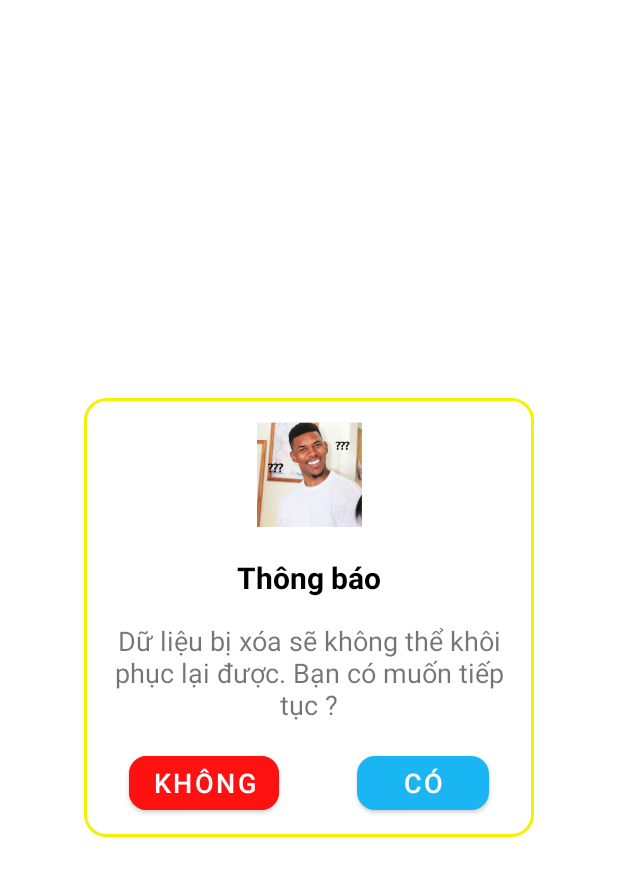
After one commit to launa23/UI-Fina-mana, an Android app: the layout alert_confirm_delete_dialog.xml on its own in the app's theme, with its tools: preview values and no code run, on a phone screen of 412 x 824 dp. The commit adds this screen. Shown: the top 876 px of the screen. Run offline under Robolectric (Android 15) with nearby library versions, the phone set to English and light mode, and no system bars; network calls fail.

Commit message:
createConfirmDeleteDialog

```diff
--- a/app/src/main/java/com/project/financemanager/InsertAndUpdateTransaction.java
+++ b/app/src/main/java/com/project/financemanager/InsertAndUpdateTransaction.java
@@ -2,7 +2,9 @@ package com.project.financemanager;
 
 import androidx.activity.result.ActivityResultLauncher;
 import androidx.activity.result.contract.ActivityResultContracts;
+import androidx.appcompat.app.AlertDialog;
 import androidx.appcompat.app.AppCompatActivity;
+import androidx.constraintlayout.widget.ConstraintLayout;
 import androidx.core.content.ContextCompat;
 
 import android.app.Activity;
@@ -10,12 +12,15 @@ import android.app.DatePickerDialog;
 import android.app.TimePickerDialog;
 import android.content.Intent;
 import android.graphics.Color;
+import android.graphics.drawable.ColorDrawable;
 import android.os.Bundle;
 import android.util.Log;
+import android.view.LayoutInflater;
 import android.view.View;
 import android.widget.AdapterView;
 import android.widget.ArrayAdapter;
 import android.widget.AutoCompleteTextView;
+import android.widget.Button;
 import android.widget.DatePicker;
 import android.widget.EditText;
 import android.widget.ImageView;
@@ -42,7 +47,6 @@ import retrofit2.Callback;
 import retrofit2.Response;
 
 public class InsertAndUpdateTransaction extends AppCompatActivity {
-    //    private String iconName;
     String[] items = {"Chi tiêu", "Thu nhập"};
     AutoCompleteTextView autoCompleteTextView;
     ArrayAdapter<String> arrayAdapter;
@@ -57,27 +61,23 @@ public class InsertAndUpdateTransaction extends AppCompatActivity {
     private TextView txtIdWalletInUpdate;
     private RelativeLayout relative5;
     private RelativeLayout relative2;
+    private ConstraintLayout layoutConfirmDeleteDialog;
     private TextView txtDateInUpdate;
     private TextView txtHourInUpdate;
-
-    //tus
     private RelativeLayout btnSave;
     private RelativeLayout btnRemove;
-
     private String flag;
     private Transaction transCreate, transUpdate, myObject;
 
-    //sut
     @Override
     protected void onCreate(Bundle savedInstanceState) {
         super.onCreate(savedInstanceState);
         setContentView(R.layout.activity_insert_and_update_transaction);
         final int green = ContextCompat.getColor(getApplicationContext(), R.color.green);
         btnBackInUpdate = findViewById(R.id.btnBackInUpdateTrans);
-        //tus
         btnSave = findViewById(R.id.buttonSave);
         btnRemove = findViewById(R.id.buttonRemove);
-        //sut
+        layoutConfirmDeleteDialog = findViewById(R.id.layoutConfirmDeleteDialog);
         inputAmonut = findViewById(R.id.inputAmount);
         txtCategoryName = findViewById(R.id.txtCategoryNameInUpdate);
         imgCategory = findViewById(R.id.imgCategoryInUpdate);
@@ -106,12 +106,10 @@ public class InsertAndUpdateTransaction extends AppCompatActivity {
         txtHourInUpdate.setText(strTime);
         txtDateInUpdate.setText(strDate);
 
-        //tus
         //lay ve gia tri ben activity cha la HomeFragment
         Intent iHomeFrg = getIntent();
         flag = iHomeFrg.getStringExtra("flag");
         Toast.makeText(getApplicationContext(), flag, Toast.LENGTH_SHORT).show();
-        //sut
         txtDateInUpdate.setOnClickListener(new View.OnClickListener() {
             @Override
             public void onClick(View v) {
@@ -125,6 +123,7 @@ public class InsertAndUpdateTransaction extends AppCompatActivity {
                 onDialogTime();
             }
         });
+
         // Click chọn loại transaction trên toolbar
         autoCompleteTextView.setOnItemClickListener(new AdapterView.OnItemClickListener() {
             @Override
@@ -155,20 +154,18 @@ public class InsertAndUpdateTransaction extends AppCompatActivity {
                 //tus
                 if (flag.equals("1")) {
                     finish();
-                } else {//tao moi
+                } else {
                     Intent t = new Intent();
                     t.putExtra("transCreate", transCreate);
                     setResult(Activity.RESULT_OK, t);
                     finish();
                 }
-                //sut
             }
         });
 
         btnSave.setOnClickListener(new View.OnClickListener() {
             @Override
             public void onClick(View v) {
-                //tus
                 try {
                     // xử lí amount
                     String amount = (inputAmonut.getText().toString()).replaceAll("[,.]", "");
@@ -190,7 +187,6 @@ public class InsertAndUpdateTransaction extends AppCompatActivity {
                     String walletID = txtIdWalletInUpdate.getText().toString();
 
                     String typeTrans = ((autoCompleteTextView.getText().toString()).equals("Thu nhập")) ? "income" : "outcome";
-//                    int idTrans = myObject.getId();
                     boolean validateCate = validateEmpty(categoryID, "Không được để trống danh mục!");
                     boolean validateWallet = validateEmpty(walletID, "Không được để trống ví!");
 
@@ -248,59 +244,29 @@ public class InsertAndUpdateTransaction extends AppCompatActivity {
                 } catch (Exception ex) {
                     ex.printStackTrace();
                 }
-
-                //sut
             }
-
         });
 
         btnRemove.setOnClickListener(new View.OnClickListener() {
             @Override
             public void onClick(View v) {
-                //tus
                 if (flag.equals("1")) {
                     try {
-                        String typeTrans = myObject.getType().toLowerCase();
-                        int idTrans = myObject.getId();
-                        Call<Void> call = ApiService.getInstance(getApplicationContext()).getiApiService().deleteTransaction(typeTrans, idTrans);
-                        call.enqueue(new Callback<Void>() {
-                            @Override
-                            public void onResponse(Call<Void> call, Response<Void> response) {
-                                if (response.code() != 200) {
-                                    Toast.makeText(getApplicationContext(), "Error: Xóa khoản giao dịch không thành công!", Toast.LENGTH_LONG).show();
-                                } else {
-                                    Toast.makeText(getApplicationContext(), "Xóa khoản giao dịch thành công!", Toast.LENGTH_SHORT).show();
-                                    Intent t = new Intent();
-                                    t.putExtra("transDelete", myObject);
-                                    t.putExtra("flagUD", 2);
-                                    setResult(RESULT_OK, t);
-                                    finish();
-                                }
-                            }
-
-                            @Override
-                            public void onFailure(Call<Void> call, Throwable t) {
-                                Toast.makeText(getApplicationContext(), "An error has occured", Toast.LENGTH_LONG).show();
-                                Log.e("error", t.getMessage());
-                            }
-                        });
+                        showAlertConfirmDelDialog();
                     } catch (Exception ex) {
                         ex.printStackTrace();
                     }
-                } else {//tao moi
+                } else {
                     try {
                         clearInputTrans();
                     } catch (Exception ex) {
                         ex.printStackTrace();
                     }
                 }
-                //sut
             }
 
         });
 
-
-        //tus
         if (flag.equals("1")) {
             fillDataToTransaction(yearCurrent, monthCurrent, dateCurrent);
         } else {
@@ -308,7 +274,7 @@ public class InsertAndUpdateTransaction extends AppCompatActivity {
             inputAmonut.setTextColor(Color.RED);
             inputAmonut.setHintTextColor(Color.RED);
         }
-        //sut
+
         ActivityResultLauncher<Intent> launcher = registerForActivityResult(
                 new ActivityResultContracts.StartActivityForResult(),
                 result -> {
@@ -507,4 +473,53 @@ public class InsertAndUpdateTransaction extends AppCompatActivity {
         }
         return isEmptyError;
     }
+
+    private void showAlertConfirmDelDialog() {
+        View view = LayoutInflater.from(InsertAndUpdateTransaction.this).inflate(R.layout.alert_confirm_delete_dialog, layoutConfirmDeleteDialog);
+        Button btnOk = view.findViewById(R.id.alertOkDeleteBtn);
+        Button btnCancel = view.findViewById(R.id.alertCancelDeleteBtn);
+        AlertDialog.Builder builder = new AlertDialog.Builder(InsertAndUpdateTransaction.this);
+        builder.setView(view);
+        final AlertDialog alertDialog = builder.create();
+        btnOk.setOnClickListener(new View.OnClickListener() {
+            @Override
+            public void onClick(View v) {
+                alertDialog.dismiss();
+                String typeTrans = myObject.getType().toLowerCase();
+                int idTrans = myObject.getId();
+                Call<Void> call = ApiService.getInstance(getApplicationContext()).getiApiService().deleteTransaction(typeTrans, idTrans);
+                call.enqueue(new Callback<Void>() {
+                    @Override
+                    public void onResponse(Call<Void> call, Response<Void> response) {
+                        if (response.code() != 200) {
+                            Toast.makeText(getApplicationContext(), "Error: Xóa khoản giao dịch không thành công!", Toast.LENGTH_LONG).show();
+                        } else {
+                            Toast.makeText(getApplicationContext(), "Xóa khoản giao dịch thành công!", Toast.LENGTH_SHORT).show();
+                            Intent t = new Intent();
+                            t.putExtra("transDelete", myObject);
+                            t.putExtra("flagUD", 2);
+                            setResult(RESULT_OK, t);
+                            finish();
+                        }
+                    }
+
+                    @Override
+                    public void onFailure(Call<Void> call, Throwable t) {
+                        Toast.makeText(getApplicationContext(), "An error has occured", Toast.LENGTH_LONG).show();
+                        Log.e("error", t.getMessage());
+                    }
+                });
+            }
+        });
+        btnCancel.setOnClickListener(new View.OnClickListener() {
+            @Override
+            public void onClick(View v) {
+                alertDialog.dismiss();
+            }
+        });
+        if (alertDialog.getWindow() != null) {
+            alertDialog.getWindow().setBackgroundDrawable(new ColorDrawable(0));
+        }
+        alertDialog.show();
+    }
 }
--- a/app/src/main/java/com/project/financemanager/api/IApiService.java
+++ b/app/src/main/java/com/project/financemanager/api/IApiService.java
@@ -27,7 +27,7 @@ import retrofit2.http.Query;
 
 public interface IApiService {
     Gson gson = new GsonBuilder().setDateFormat("yyyy-MM-dd HH:mm:ss").create();
-    String BASE_URL = "http://192.168.0.106:8081/api/v1/";
+    String BASE_URL = "http://192.168.2.103:8081/api/v1/";
 
     @GET("transaction/monthandyear")
     Call<List<TitleTime>> getTransByMonthAndYear(@Query("month") int month, @Query("year") int year, @Query("walletId") long walletId);
--- /dev/null
+++ b/app/src/main/res/drawable/xml_confirm_del_bkg.xml
@@ -0,0 +1,10 @@
+<?xml version="1.0" encoding="utf-8"?>
+<shape xmlns:android="http://schemas.android.com/apk/res/android" android:shape="rectangle">
+    <solid
+        android:color="@color/white"/>
+    <corners
+        android:radius="14dp"/>
+    <stroke
+        android:width="2dp"
+        android:color="@color/yellow"/>
+</shape>
--- /dev/null
+++ b/app/src/main/res/layout/alert_confirm_delete_dialog.xml
@@ -0,0 +1,91 @@
+<?xml version="1.0" encoding="utf-8"?>
+<androidx.constraintlayout.widget.ConstraintLayout
+    xmlns:android="http://schemas.android.com/apk/res/android"
+    xmlns:app="http://schemas.android.com/apk/res-auto"
+    android:id="@+id/alertConfirmDelete"
+    android:layout_gravity="center"
+    android:layout_width="300dp"
+    android:layout_height="wrap_content">
+
+    <androidx.constraintlayout.widget.ConstraintLayout
+        android:id="@+id/layoutConfirmDeleteDialog"
+        android:layout_width="300dp"
+        android:layout_height="wrap_content"
+        android:background="@drawable/xml_confirm_del_bkg"
+        android:paddingBottom="12dp"
+        app:layout_constraintBottom_toBottomOf="parent"
+        app:layout_constraintEnd_toEndOf="parent"
+        app:layout_constraintStart_toStartOf="parent">
+        <ImageView
+            android:id="@+id/alertConfirmDeleteImage"
+            android:layout_width="70dp"
+            android:layout_height="70dp"
+            android:src="@mipmap/dontknow"
+            android:layout_marginTop="16dp"
+            android:layout_marginEnd="40dp"
+            android:layout_marginStart="40dp"
+            app:layout_constraintStart_toStartOf="parent"
+            app:layout_constraintEnd_toEndOf="parent"
+            app:layout_constraintTop_toTopOf="@id/layoutConfirmDeleteDialog"/>
+        <TextView
+            android:id="@+id/alertConfirmDeleteTitle"
+            android:layout_width="match_parent"
+            android:layout_height="wrap_content"
+            android:gravity="center_horizontal"
+            android:paddingTop="20dp"
+            android:text="Thông báo"
+            android:textColor="@color/black"
+            android:textSize="20sp"
+            android:textStyle="bold"
+            app:layout_constraintEnd_toEndOf="parent"
+            app:layout_constraintStart_toStartOf="parent"
+            app:layout_constraintTop_toBottomOf="@id/alertConfirmDeleteImage" />
+
+        <TextView
+            android:id="@+id/alertConfirmDeleteDescription"
+            android:layout_width="match_parent"
+            android:layout_height="wrap_content"
+            android:layout_marginStart="20dp"
+            android:layout_marginTop="16dp"
+            android:layout_marginEnd="20dp"
+            android:gravity="center_horizontal"
+            android:text="@string/confirmDelete"
+            android:textSize="18sp"
+            app:layout_constraintTop_toBottomOf="@id/alertConfirmDeleteTitle"
+            app:layout_constraintBottom_toTopOf="@id/alertOkDeleteBtn"
+            />
+
+        <Button
+            android:id="@+id/alertOkDeleteBtn"
+            android:layout_width="wrap_content"
+            android:layout_height="wrap_content"
+            android:layout_marginStart="40dp"
+            android:layout_marginTop="16dp"
+            android:layout_marginEnd="30dp"
+            android:text="Có"
+            android:textSize="18sp"
+            app:cornerRadius="12dp"
+            app:layout_constraintEnd_toEndOf="parent"
+            app:layout_constraintHorizontal_bias="1.0"
+            app:layout_constraintStart_toStartOf="parent"
+            app:layout_constraintTop_toBottomOf="@id/alertConfirmDeleteDescription" />
+
+        <Button
+            android:id="@+id/alertCancelDeleteBtn"
+            android:layout_width="wrap_content"
+            android:layout_height="wrap_content"
+            android:layout_marginStart="30dp"
+            android:layout_marginTop="16dp"
+            android:layout_marginEnd="40dp"
+            android:text="Không"
+            android:backgroundTint="@color/red"
+            android:textSize="18sp"
+            app:cornerRadius="12dp"
+            app:layout_constraintEnd_toEndOf="parent"
+            app:layout_constraintHorizontal_bias="0.0"
+            app:layout_constraintStart_toStartOf="parent"
+            app:layout_constraintTop_toBottomOf="@id/alertConfirmDeleteDescription" />
+
+
+    </androidx.constraintlayout.widget.ConstraintLayout>
+</androidx.constraintlayout.widget.ConstraintLayout>
--- a/app/src/main/res/values/colors.xml
+++ b/app/src/main/res/values/colors.xml
@@ -13,4 +13,5 @@
     <color name="green">#1BB639</color>
     <color name="red">#f11</color>
     <color name="pale_blue">#5FE1FF</color>
+    <color name="yellow">#f6f100</color>
 </resources>
--- a/app/src/main/res/values/strings.xml
+++ b/app/src/main/res/values/strings.xml
@@ -2,4 +2,6 @@
     <string name="app_name">Finance Manager</string>
     <!-- TODO: Remove or change this placeholder text -->
     <string name="hello_blank_fragment">Hello blank fragment</string>
+    <string name="confirmDelete">Dữ liệu bị xóa sẽ không thể khôi phục lại được. Bạn có muốn tiếp tục ?</string>
+
 </resources>
```
